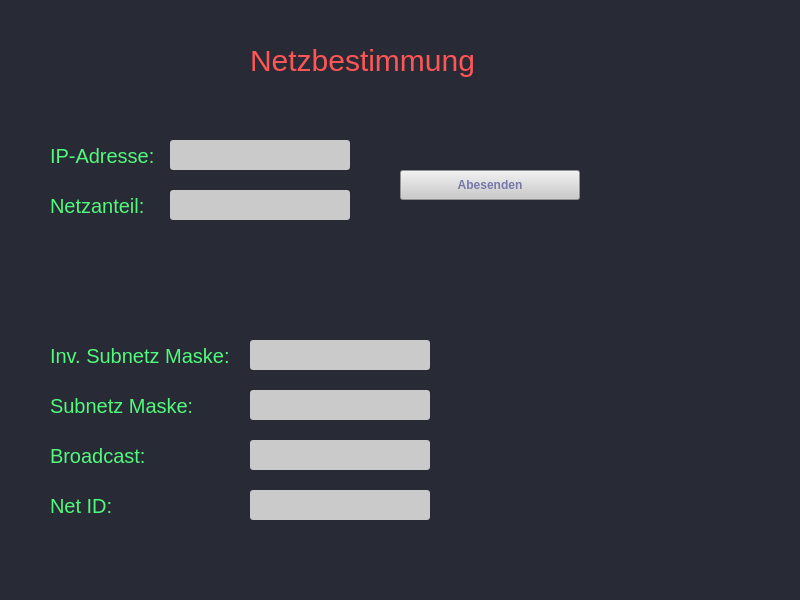
This is mainwindow.ui in starball/agnus_v1 as Qt 5 draws it before an edit. The edited form follows.
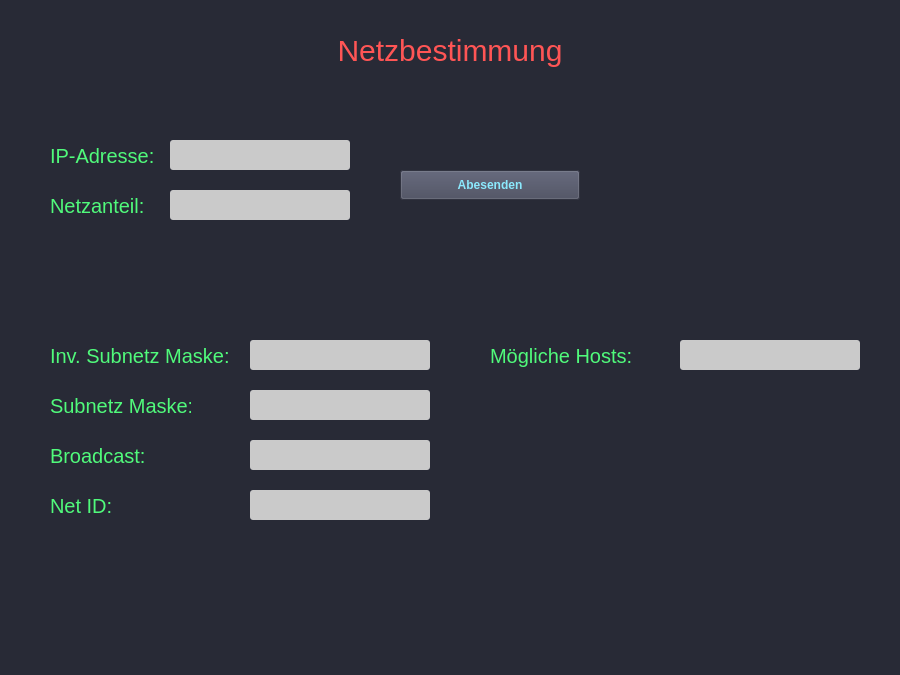
This is the edited form.

Commit message: Added available hosts calculation

```diff
--- a/mainwindow.ui
+++ b/mainwindow.ui
@@ -6,8 +6,8 @@
    <rect>
     <x>0</x>
     <y>0</y>
-    <width>800</width>
-    <height>600</height>
+    <width>900</width>
+    <height>675</height>
    </rect>
   </property>
   <property name="font">
@@ -32,8 +32,8 @@
      </rect>
     </property>
     <property name="styleSheet">
-     <string notr="true">color: rgb(119, 119, 170);
-background-color: rgb(202, 202, 202);
+     <string notr="true">color: rgb(139, 233, 253);
+background-color: rgb(68, 71, 90);
 botfer: 2px solid gb(34, 34, 34);
 font-weight: 900;</string>
     </property>
@@ -215,7 +215,7 @@
      <rect>
       <x>50</x>
       <y>340</y>
-      <width>191</width>
+      <width>190</width>
       <height>31</height>
      </rect>
     </property>
@@ -295,9 +295,9 @@
    <widget class="QLabel" name="label">
     <property name="geometry">
      <rect>
-      <x>250</x>
-      <y>40</y>
-      <width>250</width>
+      <x>0</x>
+      <y>30</y>
+      <width>900</width>
       <height>41</height>
      </rect>
     </property>
@@ -308,6 +308,50 @@
     <property name="text">
      <string>Netzbestimmung</string>
     </property>
+    <property name="alignment">
+     <set>Qt::AlignCenter</set>
+    </property>
+   </widget>
+   <widget class="QLabel" name="lbl_net_id_2">
+    <property name="geometry">
+     <rect>
+      <x>490</x>
+      <y>340</y>
+      <width>180</width>
+      <height>31</height>
+     </rect>
+    </property>
+    <property name="font">
+     <font>
+      <pointsize>15</pointsize>
+     </font>
+    </property>
+    <property name="styleSheet">
+     <string notr="true">color:rgb(80, 250, 123);</string>
+    </property>
+    <property name="text">
+     <string>Mögliche Hosts:</string>
+    </property>
+   </widget>
+   <widget class="QTextEdit" name="list_counted_hosts">
+    <property name="geometry">
+     <rect>
+      <x>680</x>
+      <y>340</y>
+      <width>180</width>
+      <height>30</height>
+     </rect>
+    </property>
+    <property name="font">
+     <font>
+      <pointsize>12</pointsize>
+     </font>
+    </property>
+    <property name="styleSheet">
+     <string notr="true">color: rgb(34, 34, 34);
+background-color:rgb(202, 202, 202);
+border-radius: 3px;</string>
+    </property>
    </widget>
   </widget>
   <widget class="QMenuBar" name="menubar">
```
Left out of the diff: 2 changed lines with no effect on the pictures. The commit also changes 5 other files.
